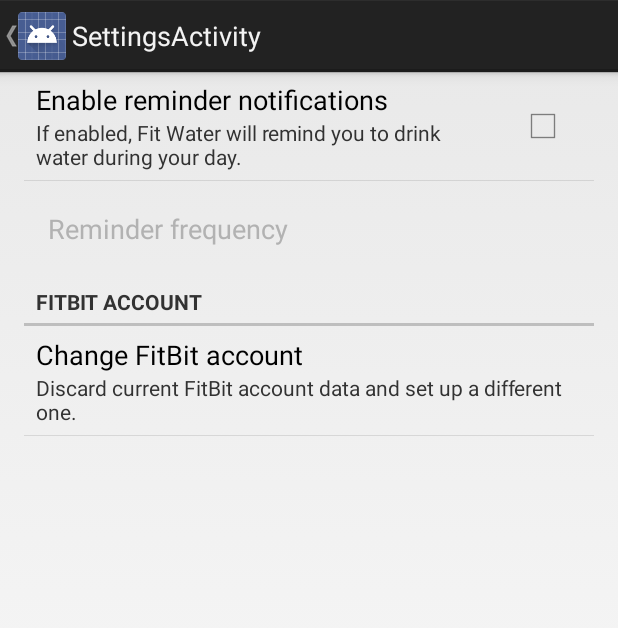
After one commit to aectann/FitWater, an Android app: the SettingsActivity screen opened directly, with no data from a screen before it, on a phone screen of 412 x 824 dp. The commit adds this screen. Shown: the top 628 px of the screen. Run offline under Robolectric (Android 15) with nearby library versions, the phone set to English and light mode, and no system bars.

Commit message:
WIP: Initial settings screen.

```diff
--- /dev/null
+++ b/app/src/main/java/io/github/aectann/fitwater/SettingsActivity.java
@@ -0,0 +1,125 @@
+package io.github.aectann.fitwater;
+
+import android.app.Activity;
+import android.content.SharedPreferences;
+import android.media.Ringtone;
+import android.media.RingtoneManager;
+import android.net.Uri;
+import android.os.Bundle;
+import android.preference.ListPreference;
+import android.preference.Preference;
+import android.preference.PreferenceFragment;
+import android.preference.PreferenceManager;
+import android.preference.RingtonePreference;
+import android.text.TextUtils;
+
+public class SettingsActivity extends Activity {
+
+  @Override
+  protected void onCreate(Bundle savedInstanceState) {
+    super.onCreate(savedInstanceState);
+    setContentView(R.layout.activity_settings);
+    if (savedInstanceState == null) {
+      getFragmentManager().beginTransaction()
+              .add(R.id.container, new SettingsFragment())
+              .commit();
+    }
+  }
+
+  /**
+   * A placeholder fragment containing a simple view.
+   */
+  public static class SettingsFragment extends PreferenceFragment {
+
+    private static final String AUTO_SUMMARY_SUFFIX = "_auto_summary";
+    private static Preference.OnPreferenceChangeListener summaryUpdater = new Preference.OnPreferenceChangeListener() {
+      @Override
+      public boolean onPreferenceChange(Preference preference, Object value) {
+        String stringValue = value.toString();
+
+        if (preference instanceof ListPreference) {
+          // For list preferences, look up the correct display value in
+          // the preference's 'entries' list.
+          ListPreference listPreference = (ListPreference) preference;
+          int index = listPreference.findIndexOfValue(stringValue);
+
+          // Set the summary to reflect the new value.
+          preference
+                  .setSummary(index >= 0 ? listPreference.getEntries()[index]
+                          : null);
+
+        } else if (preference instanceof RingtonePreference) {
+          // For ringtone preferences, look up the correct display value
+          // using RingtoneManager.
+          if (TextUtils.isEmpty(stringValue)) {
+            // Empty values correspond to 'silent' (no ringtone).
+            preference.setSummary(R.string.pref_ringtone_silent);
+
+          } else {
+            Ringtone ringtone = RingtoneManager.getRingtone(
+                    preference.getContext(), Uri.parse(stringValue));
+
+            if (ringtone == null) {
+              // Clear the summary if there was a lookup error.
+              preference.setSummary(null);
+            } else {
+              // Set the summary to reflect the new ringtone display
+              // name.
+              String name = ringtone
+                      .getTitle(preference.getContext());
+              preference.setSummary(name);
+            }
+          }
+
+        } else {
+          // For all other preferences, set the summary to the value's
+          // simple string representation.
+          preference.setSummary(stringValue);
+        }
+        return false;
+      }
+    };
+    private SharedPreferences.OnSharedPreferenceChangeListener autoSummaryListener;
+
+    public SettingsFragment() {
+    }
+
+    @Override
+    public void onCreate(Bundle savedInstanceState) {
+      super.onCreate(savedInstanceState);
+      addPreferencesFromResource(R.xml.pref_general);
+      int preferenceCount = getPreferenceScreen().getPreferenceCount();
+      for (int i = 0; i < preferenceCount; i++) {
+        Preference preference = getPreferenceScreen().getPreference(i);
+        String key = preference.getKey();
+        if (key != null && key.endsWith(AUTO_SUMMARY_SUFFIX)) {
+          bindPreferenceSummaryToValue(preference);
+        }
+      }
+    }
+
+    @Override
+    public void onDetach() {
+      super.onDetach();
+      PreferenceManager.getDefaultSharedPreferences(getActivity()).unregisterOnSharedPreferenceChangeListener(autoSummaryListener);
+    }
+
+    @Override
+    public void onAttach(Activity activity) {
+      super.onAttach(activity);
+      autoSummaryListener = new SharedPreferences.OnSharedPreferenceChangeListener() {
+        @Override
+        public void onSharedPreferenceChanged(SharedPreferences sharedPreferences, String key) {
+          if (key.endsWith(AUTO_SUMMARY_SUFFIX)) {
+            summaryUpdater.onPreferenceChange(getPreferenceScreen().findPreference(key), sharedPreferences.getString(key, ""));
+          }
+        }
+      };
+      PreferenceManager.getDefaultSharedPreferences(getActivity()).registerOnSharedPreferenceChangeListener(autoSummaryListener);
+    }
+
+    private void bindPreferenceSummaryToValue(final Preference preference) {
+      summaryUpdater.onPreferenceChange(preference, PreferenceManager.getDefaultSharedPreferences(getActivity()).getString(preference.getKey(), ""));
+    }
+  }
+}
--- /dev/null
+++ b/app/src/main/res/layout/activity_settings.xml
@@ -0,0 +1,7 @@
+<FrameLayout xmlns:android="http://schemas.android.com/apk/res/android"
+    xmlns:tools="http://schemas.android.com/tools"
+    android:id="@+id/container"
+    android:layout_width="match_parent"
+    android:layout_height="match_parent"
+    tools:context="io.github.aectann.fitwater.SettingsActivity"
+    tools:ignore="MergeRootFrame" />
--- a/app/src/main/res/menu/main.xml
+++ b/app/src/main/res/menu/main.xml
@@ -1,8 +1,10 @@
 <menu xmlns:android="http://schemas.android.com/apk/res/android"
     xmlns:tools="http://schemas.android.com/tools"
     tools:context="io.github.aectann.fitwater.MainActivity" >
+    <item android:id="@+id/action_settings"
+          android:title="@string/action_settings"
+          android:showAsAction="never" />
     <item android:id="@+id/action_log_out"
         android:title="@string/action_logout"
-        android:orderInCategory="100"
         android:showAsAction="never" />
 </menu>
--- a/app/src/main/res/values/strings.xml
+++ b/app/src/main/res/values/strings.xml
@@ -4,5 +4,25 @@
     <string name="app_name">Fit Water</string>
     <string name="hello_world">Hello world!</string>
     <string name="action_logout">Log out</string>
+    <string name="title_activity_settings">SettingsActivity</string>
+    <string name="action_settings">Settings</string>
+    <string name="pref_category_reminders">Reminders</string>
+    <string name="pref_reminder_state_title">Enable reminder notifications</string>
+    <string name="pref_reminder_state_summary">If enabled, Fit Water will remind you to drink water during your day.</string>
+    <string name="pref_reminder_frequency_title">Reminder frequency</string>
+    <string name="pref_category_fitbit">FitBit account</string>
+    <string name="pref_fitbit_title">Change FitBit account</string>
+    <string name="pref_fitbit_summary">Discard current FitBit account data and set up a different one.</string>
+    <string name="pref_ringtone_silent">Silent</string>
 
+    <string-array name="pref_reminder_frequency_titles">
+        <item>1 hour</item>
+        <item>3 hours</item>
+        <item>6 hours</item>
+    </string-array>
+    <string-array name="pref_reminder_frequency_values">
+        <item>60</item>
+        <item>180</item>
+        <item>360</item>
+    </string-array>
 </resources>
--- /dev/null
+++ b/app/src/main/res/values/strings_activity_settings.xml
@@ -0,0 +1,4 @@
+<resources>
+
+
+</resources>
--- /dev/null
+++ b/app/src/main/res/xml/pref_general.xml
@@ -0,0 +1,35 @@
+<PreferenceScreen
+    xmlns:android="http://schemas.android.com/apk/res/android">
+
+
+    <CheckBoxPreference
+        android:key="reminder_state"
+        android:title="@string/pref_reminder_state_title"
+        android:summary="@string/pref_reminder_state_summary"/>
+
+    <ListPreference
+        android:entries="@array/pref_reminder_frequency_titles"
+        android:entryValues="@array/pref_reminder_frequency_values"
+        android:title="@string/pref_reminder_frequency_title"
+        android:dependency="reminder_state"
+        android:layout="?android:preferenceLayoutChild"
+        android:key="reminder_frequency_auto_summary"
+        android:persistent="true">
+
+    </ListPreference>
+
+
+    <PreferenceCategory
+        android:title="@string/pref_category_fitbit">
+
+        <PreferenceScreen
+            android:title="@string/pref_fitbit_title"
+            android:summary="@string/pref_fitbit_summary">
+
+            <intent android:action="io.github.aectann.fitwater.LOGOUT"/>
+
+        </PreferenceScreen>
+
+    </PreferenceCategory>
+
+</PreferenceScreen>
```
Also changed, not shown: app/src/main/AndroidManifest.xml (+13 -0 lines).
